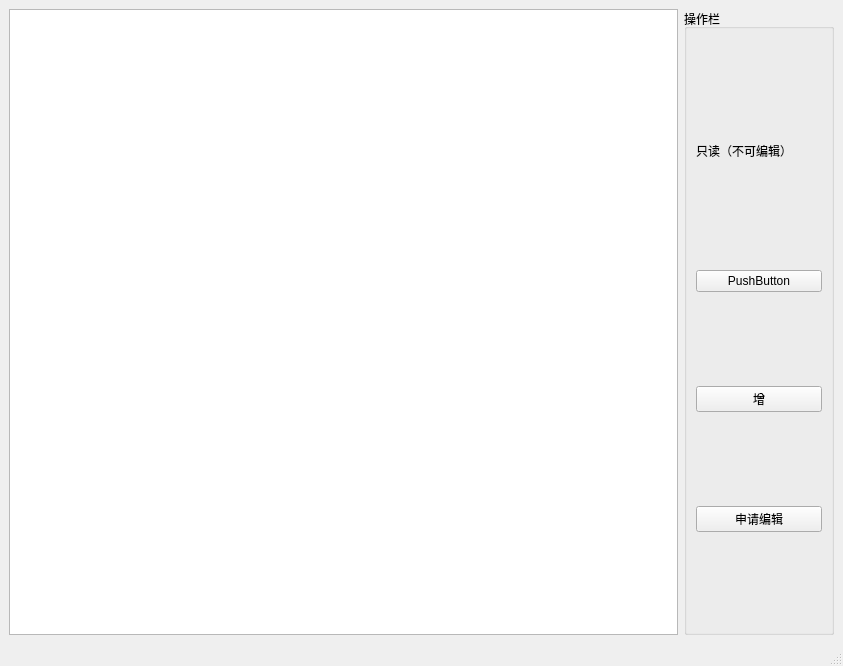
Before: the Qt Designer form mainwindow.ui in mulin-xml/NJRF, drawn with Qt 5.
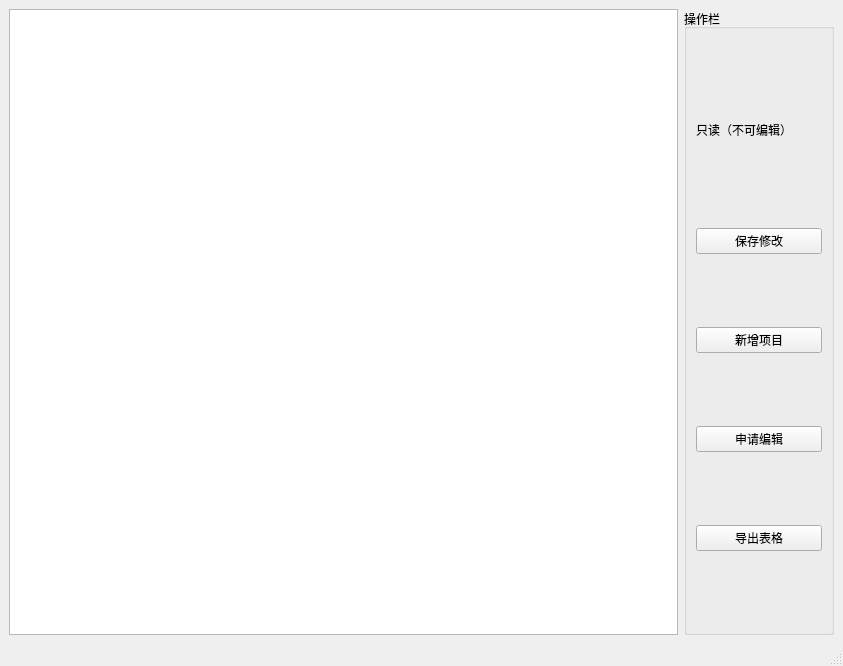
After: the same form once the commit is applied.

The edit to the form file:
```diff
--- a/mainwindow.ui
+++ b/mainwindow.ui
@@ -65,14 +65,14 @@
        <item>
         <widget class="QPushButton" name="pushButton">
          <property name="text">
-          <string>PushButton</string>
+          <string>保存修改</string>
          </property>
         </widget>
        </item>
        <item>
         <widget class="QPushButton" name="pushButton_2">
          <property name="text">
-          <string>增</string>
+          <string>新增项目</string>
          </property>
         </widget>
        </item>
@@ -83,6 +83,13 @@
          </property>
         </widget>
        </item>
+       <item>
+        <widget class="QPushButton" name="pushButton_4">
+         <property name="text">
+          <string>导出表格</string>
+         </property>
+        </widget>
+       </item>
       </layout>
      </widget>
     </item>
```
